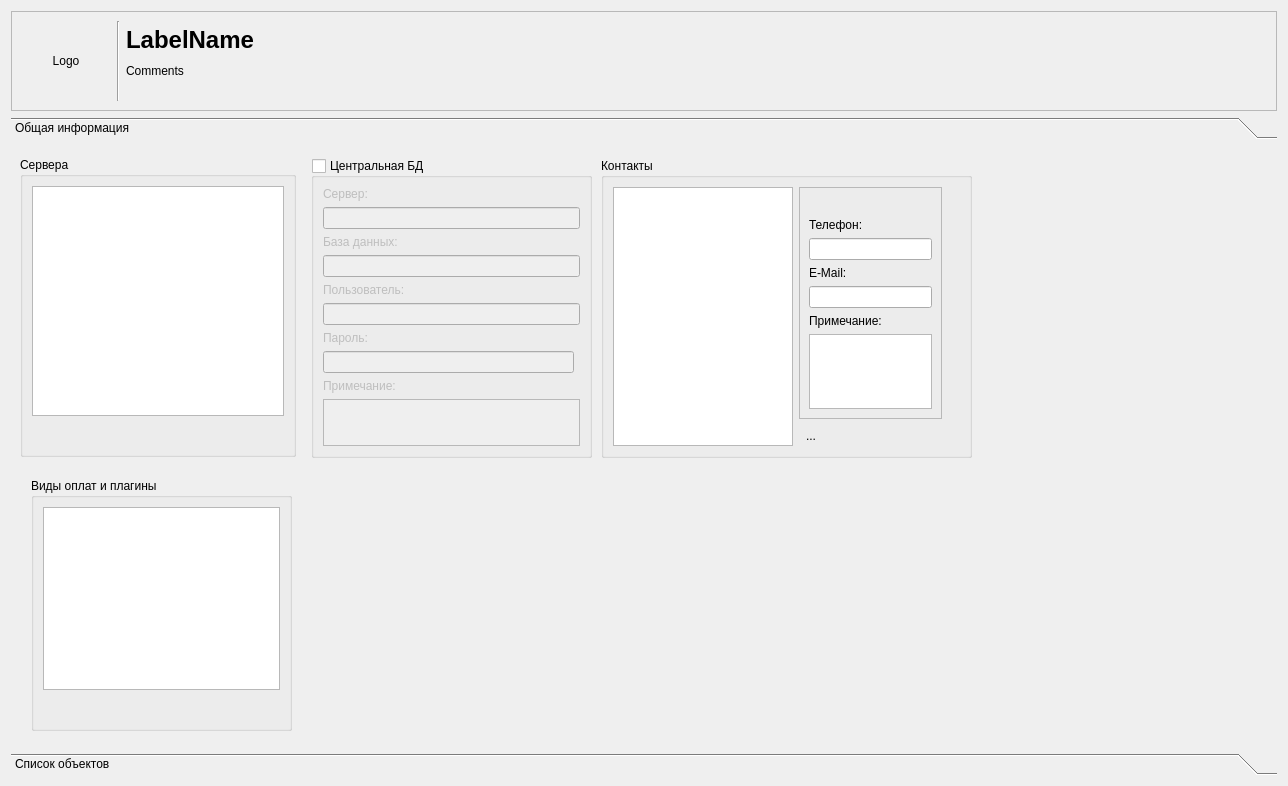
Qt form Clients/clientinfodialog.ui (rust3128/ToolkitHotline) before a commit.
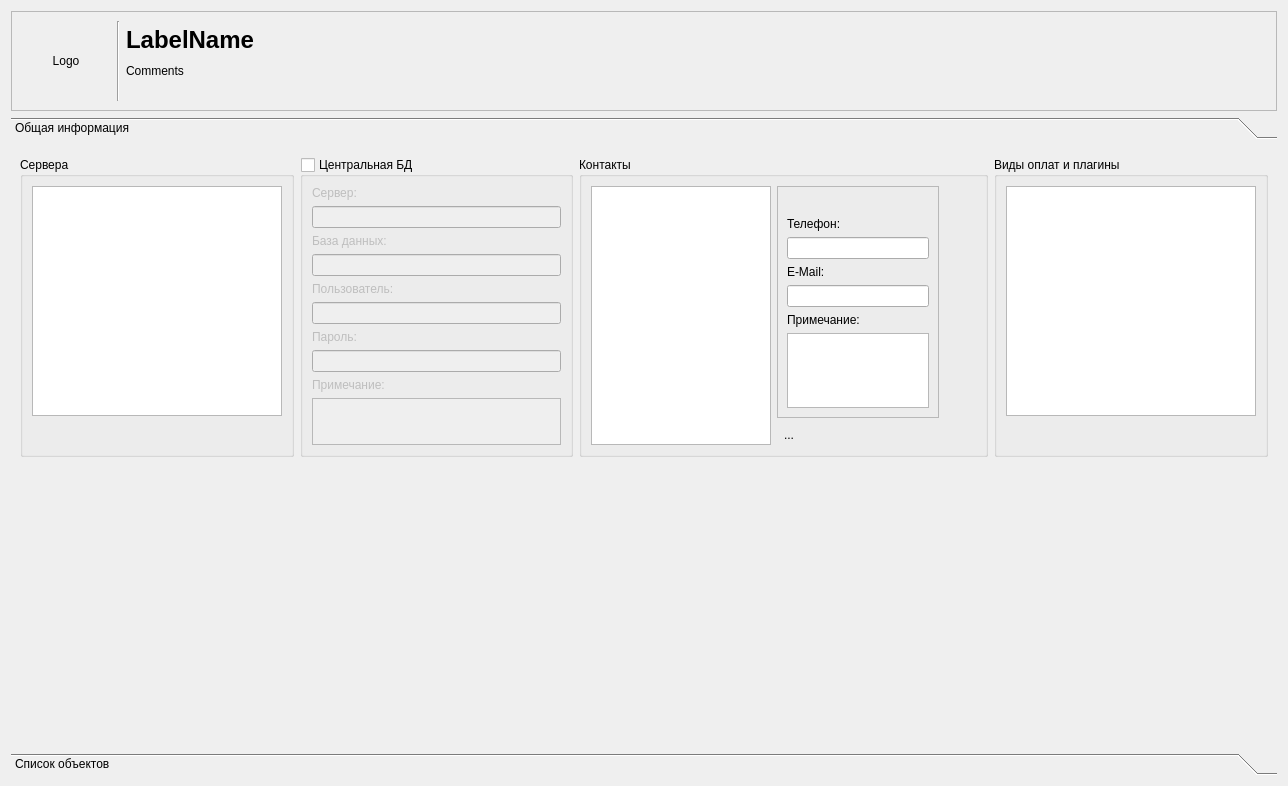
The same form after that commit. Icons and pictures are not drawn.

Patch:
```diff
--- a/Clients/clientinfodialog.ui
+++ b/Clients/clientinfodialog.ui
@@ -108,184 +108,15 @@
         <x>0</x>
         <y>0</y>
         <width>1270</width>
-        <height>600</height>
+        <height>602</height>
        </rect>
       </property>
       <attribute name="label">
        <string>Общая информация</string>
       </attribute>
-      <widget class="QGroupBox" name="groupBoxServers">
-       <property name="geometry">
-        <rect>
-         <x>9</x>
-         <y>9</y>
-         <width>276</width>
-         <height>300</height>
-        </rect>
-       </property>
-       <property name="maximumSize">
-        <size>
-         <width>16777215</width>
-         <height>300</height>
-        </size>
-       </property>
-       <property name="title">
-        <string>Сервера</string>
-       </property>
        <layout class="QGridLayout" name="gridLayout_3">
-        <item row="1" column="0">
-         <widget class="QToolButton" name="toolButton">
-          <property name="toolTip">
-           <string>Добавить сервер...</string>
-          </property>
-          <property name="text">
-           <string/>
-          </property>
-          <property name="icon">
-           <iconset resource="../resourse.qrc">
-            <normaloff>:/Images/add_icon.png</normaloff>:/Images/add_icon.png</iconset>
-          </property>
-          <property name="iconSize">
-           <size>
-            <width>16</width>
-            <height>16</height>
-           </size>
-          </property>
-          <property name="autoRaise">
-           <bool>true</bool>
-          </property>
-         </widget>
-        </item>
-        <item row="0" column="0" colspan="2">
-         <widget class="QTableView" name="tableViewServers">
-          <property name="editTriggers">
-           <set>QAbstractItemView::NoEditTriggers</set>
-          </property>
-          <property name="alternatingRowColors">
-           <bool>true</bool>
-          </property>
-          <property name="selectionMode">
-           <enum>QAbstractItemView::SingleSelection</enum>
-          </property>
-          <property name="selectionBehavior">
-           <enum>QAbstractItemView::SelectRows</enum>
-          </property>
-          <property name="sortingEnabled">
-           <bool>true</bool>
-          </property>
-          <property name="cornerButtonEnabled">
-           <bool>true</bool>
-          </property>
-         </widget>
-        </item>
-       </layout>
-      </widget>
-      <widget class="QGroupBox" name="groupBoxFBServer">
-       <property name="geometry">
-        <rect>
-         <x>300</x>
-         <y>10</y>
-         <width>281</width>
-         <height>300</height>
-        </rect>
-       </property>
-       <property name="minimumSize">
-        <size>
-         <width>0</width>
-         <height>300</height>
-        </size>
-       </property>
-       <property name="maximumSize">
-        <size>
-         <width>16777215</width>
-         <height>300</height>
-        </size>
-       </property>
-       <property name="title">
-        <string>Центральная БД</string>
-       </property>
-       <property name="flat">
-        <bool>false</bool>
-       </property>
-       <property name="checkable">
-        <bool>true</bool>
-       </property>
-       <property name="checked">
-        <bool>false</bool>
-       </property>
-       <layout class="QGridLayout" name="gridLayout_4">
-        <item row="0" column="0">
-         <widget class="QLabel" name="label">
-          <property name="text">
-           <string>Сервер:</string>
-          </property>
-         </widget>
-        </item>
-        <item row="5" column="0">
-         <widget class="QLabel" name="label_3">
-          <property name="text">
-           <string>Пользователь:</string>
-          </property>
-         </widget>
-        </item>
-        <item row="1" column="0" colspan="2">
-         <widget class="QLineEdit" name="lineEditFBServer"/>
-        </item>
-        <item row="3" column="0" colspan="2">
-         <widget class="QLineEdit" name="lineEditFBDatabase"/>
-        </item>
-        <item row="7" column="0">
-         <widget class="QLabel" name="label_4">
-          <property name="text">
-           <string>Пароль:</string>
-          </property>
-         </widget>
-        </item>
-        <item row="9" column="0">
-         <widget class="QLabel" name="label_5">
-          <property name="text">
-           <string>Примечание:</string>
-          </property>
-         </widget>
-        </item>
-        <item row="10" column="0" colspan="2">
-         <widget class="QPlainTextEdit" name="plainTextEditFBComments">
-          <property name="maximumSize">
-           <size>
-            <width>16777215</width>
-            <height>16777215</height>
-           </size>
-          </property>
-         </widget>
-        </item>
-        <item row="6" column="0" colspan="2">
-         <widget class="QLineEdit" name="lineEditFBUser"/>
-        </item>
-        <item row="2" column="0">
-         <widget class="QLabel" name="label_2">
-          <property name="text">
-           <string>База данных:</string>
-          </property>
-         </widget>
-        </item>
-        <item row="8" column="0">
-         <widget class="QLineEdit" name="lineEditFBPassword">
-          <property name="text">
-           <string/>
-          </property>
-         </widget>
-        </item>
-       </layout>
-      </widget>
+       <item row="0" column="2">
       <widget class="QGroupBox" name="groupBox">
-       <property name="geometry">
-        <rect>
-         <x>590</x>
-         <y>10</y>
-         <width>371</width>
-         <height>300</height>
-        </rect>
-       </property>
        <property name="minimumSize">
         <size>
          <width>0</width>
@@ -301,8 +132,33 @@
        <property name="title">
         <string>Контакты</string>
        </property>
-       <layout class="QGridLayout" name="gridLayout_5">
-        <item row="0" column="2">
+         <layout class="QGridLayout" name="gridLayout_6">
+          <item row="0" column="0" rowspan="2">
+           <widget class="QListView" name="listViewContact">
+            <property name="minimumSize">
+             <size>
+              <width>180</width>
+              <height>0</height>
+             </size>
+            </property>
+            <property name="maximumSize">
+             <size>
+              <width>180</width>
+              <height>16777215</height>
+             </size>
+            </property>
+            <property name="editTriggers">
+             <set>QAbstractItemView::NoEditTriggers</set>
+            </property>
+            <property name="alternatingRowColors">
+             <bool>true</bool>
+            </property>
+            <property name="selectionBehavior">
+             <enum>QAbstractItemView::SelectRows</enum>
+            </property>
+           </widget>
+          </item>
+          <item row="0" column="1">
          <widget class="QFrame" name="frameContactInfo">
           <property name="maximumSize">
            <size>
@@ -382,32 +238,20 @@
           </layout>
          </widget>
         </item>
-        <item row="0" column="0" rowspan="2">
-         <widget class="QListView" name="listViewContact">
-          <property name="minimumSize">
-           <size>
-            <width>180</width>
-            <height>0</height>
-           </size>
-          </property>
-          <property name="maximumSize">
+          <item row="0" column="2">
+           <spacer name="horizontalSpacer">
+            <property name="orientation">
+             <enum>Qt::Horizontal</enum>
+            </property>
+            <property name="sizeHint" stdset="0">
            <size>
-            <width>180</width>
-            <height>16777215</height>
-           </size>
-          </property>
-          <property name="editTriggers">
-           <set>QAbstractItemView::NoEditTriggers</set>
-          </property>
-          <property name="alternatingRowColors">
-           <bool>true</bool>
-          </property>
-          <property name="selectionBehavior">
-           <enum>QAbstractItemView::SelectRows</enum>
-          </property>
-         </widget>
-        </item>
-        <item row="1" column="2">
+              <width>40</width>
+              <height>20</height>
+             </size>
+            </property>
+           </spacer>
+          </item>
+          <item row="1" column="1">
          <widget class="QToolButton" name="toolButtonAddContact">
           <property name="toolTip">
            <string>Новый контакт...</string>
@@ -424,34 +268,166 @@
           </property>
          </widget>
         </item>
+         </layout>
+        </widget>
+       </item>
+       <item row="0" column="0">
+        <widget class="QGroupBox" name="groupBoxServers">
+         <property name="maximumSize">
+          <size>
+           <width>16777215</width>
+           <height>300</height>
+          </size>
+         </property>
+         <property name="title">
+          <string>Сервера</string>
+         </property>
+         <layout class="QGridLayout" name="gridLayout_4">
+          <item row="0" column="0">
+           <widget class="QTableView" name="tableViewServers">
+            <property name="editTriggers">
+             <set>QAbstractItemView::NoEditTriggers</set>
+            </property>
+            <property name="alternatingRowColors">
+             <bool>true</bool>
+            </property>
+            <property name="selectionMode">
+             <enum>QAbstractItemView::SingleSelection</enum>
+            </property>
+            <property name="selectionBehavior">
+             <enum>QAbstractItemView::SelectRows</enum>
+            </property>
+            <property name="sortingEnabled">
+             <bool>true</bool>
+            </property>
+            <property name="cornerButtonEnabled">
+             <bool>true</bool>
+            </property>
+           </widget>
+          </item>
+          <item row="1" column="0">
+           <widget class="QToolButton" name="toolButton">
+            <property name="toolTip">
+             <string>Добавить сервер...</string>
+            </property>
+            <property name="text">
+             <string/>
+            </property>
+            <property name="icon">
+             <iconset resource="../resourse.qrc">
+              <normaloff>:/Images/add_icon.png</normaloff>:/Images/add_icon.png</iconset>
+            </property>
+            <property name="iconSize">
+             <size>
+              <width>16</width>
+              <height>16</height>
+             </size>
+            </property>
+            <property name="autoRaise">
+             <bool>true</bool>
+            </property>
+           </widget>
+          </item>
+         </layout>
+        </widget>
+       </item>
+       <item row="0" column="1">
+        <widget class="QGroupBox" name="groupBoxFBServer">
+         <property name="minimumSize">
+          <size>
+           <width>0</width>
+           <height>300</height>
+          </size>
+         </property>
+         <property name="maximumSize">
+          <size>
+           <width>16777215</width>
+           <height>300</height>
+          </size>
+         </property>
+         <property name="title">
+          <string>Центральная БД</string>
+         </property>
+         <property name="flat">
+          <bool>false</bool>
+         </property>
+         <property name="checkable">
+          <bool>true</bool>
+         </property>
+         <property name="checked">
+          <bool>false</bool>
+         </property>
+         <layout class="QGridLayout" name="gridLayout_5">
+          <item row="0" column="0">
+           <widget class="QLabel" name="label">
+            <property name="text">
+             <string>Сервер:</string>
+            </property>
+           </widget>
+          </item>
+          <item row="1" column="0">
+           <widget class="QLineEdit" name="lineEditFBServer"/>
+          </item>
+          <item row="2" column="0">
+           <widget class="QLabel" name="label_2">
+            <property name="text">
+             <string>База данных:</string>
+            </property>
+           </widget>
+          </item>
+          <item row="3" column="0">
+           <widget class="QLineEdit" name="lineEditFBDatabase"/>
+          </item>
+          <item row="4" column="0">
+           <widget class="QLabel" name="label_3">
+            <property name="text">
+             <string>Пользователь:</string>
+            </property>
+           </widget>
+          </item>
+          <item row="5" column="0">
+           <widget class="QLineEdit" name="lineEditFBUser"/>
+          </item>
+          <item row="6" column="0">
+           <widget class="QLabel" name="label_4">
+            <property name="text">
+             <string>Пароль:</string>
+            </property>
+           </widget>
+          </item>
+          <item row="7" column="0">
+           <widget class="QLineEdit" name="lineEditFBPassword">
+            <property name="text">
+             <string/>
+            </property>
+           </widget>
+          </item>
+          <item row="8" column="0">
+           <widget class="QLabel" name="label_5">
+            <property name="text">
+             <string>Примечание:</string>
+            </property>
+           </widget>
+          </item>
+          <item row="9" column="0">
+           <widget class="QPlainTextEdit" name="plainTextEditFBComments">
+            <property name="maximumSize">
+             <size>
+              <width>16777215</width>
+              <height>16777215</height>
+             </size>
+            </property>
+           </widget>
+          </item>
+         </layout>
+        </widget>
+       </item>
         <item row="0" column="3">
-         <spacer name="horizontalSpacer">
-          <property name="orientation">
-           <enum>Qt::Horizontal</enum>
-          </property>
-          <property name="sizeHint" stdset="0">
-           <size>
-            <width>40</width>
-            <height>20</height>
-           </size>
-          </property>
-         </spacer>
-        </item>
-       </layout>
-      </widget>
       <widget class="QGroupBox" name="groupBoxPaytypes">
-       <property name="geometry">
-        <rect>
-         <x>20</x>
-         <y>330</y>
-         <width>261</width>
-         <height>253</height>
-        </rect>
-       </property>
        <property name="title">
         <string>Виды оплат и плагины</string>
        </property>
-       <layout class="QGridLayout" name="gridLayout_6">
+         <layout class="QGridLayout" name="gridLayout_7">
         <item row="0" column="0">
          <widget class="QTableView" name="tableViewPaytypes">
           <property name="editTriggers">
@@ -496,6 +472,21 @@
         </item>
        </layout>
       </widget>
+       </item>
+       <item row="1" column="1">
+        <spacer name="verticalSpacer">
+         <property name="orientation">
+          <enum>Qt::Vertical</enum>
+         </property>
+         <property name="sizeHint" stdset="0">
+          <size>
+           <width>20</width>
+           <height>40</height>
+          </size>
+         </property>
+        </spacer>
+       </item>
+      </layout>
      </widget>
      <widget class="QWidget" name="toolBoxPageAZS">
       <property name="geometry">
```
Left out of the diff: 2 changed lines with no effect on the pictures. Lines whose indentation alone changed are shown as unchanged.
